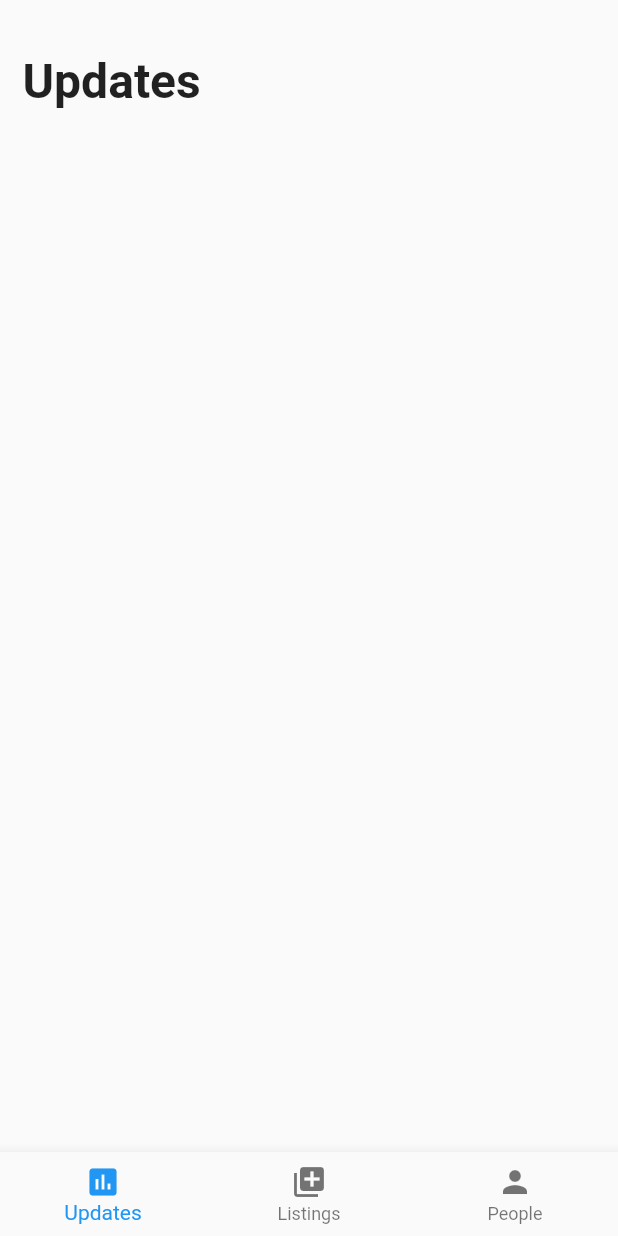
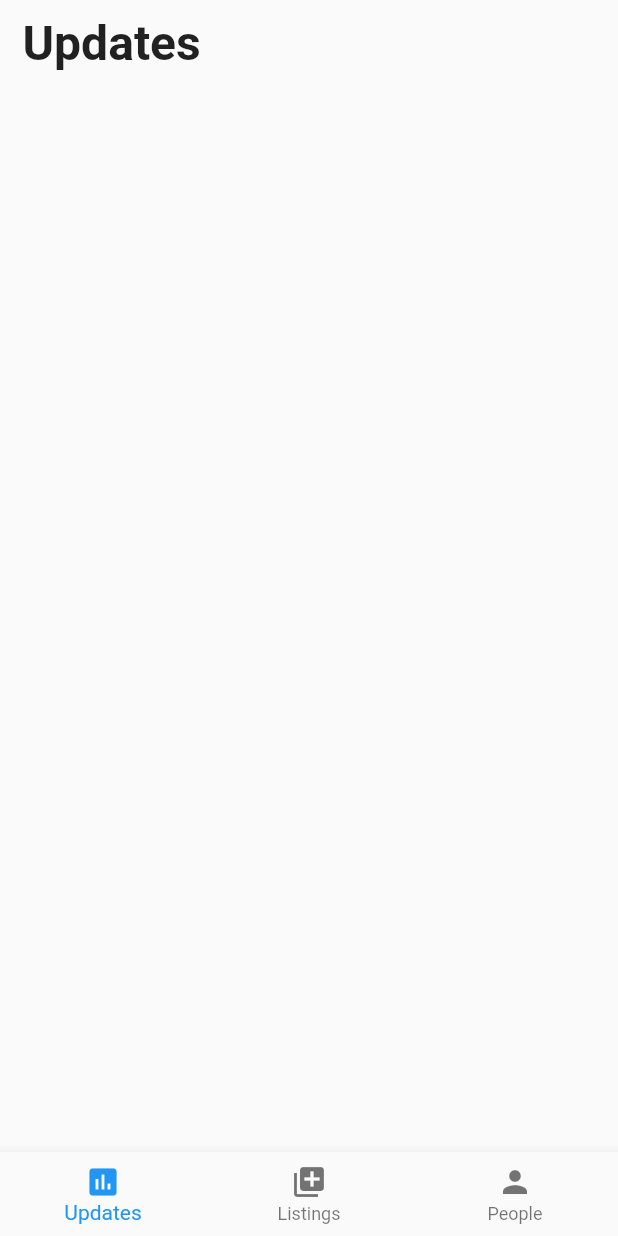
Before and after one commit to march93/TractionDoggo, a Flutter app: the screen it shows after launch, on a phone screen of 412 x 824 dp. Run offline on Flutter 3.47's test engine with Material 2 defaults, Android fonts, the phone set to English and light mode, and no system bars; our stand-ins replace rxdart.

Commit message:
Added safe area to main screen

```diff
--- a/lib/src/screens/home_screen.dart
+++ b/lib/src/screens/home_screen.dart
@@ -20,7 +20,7 @@ class HomeScreenState extends State<HomeScreen> {
 
   Widget build(BuildContext context) {
     return Scaffold(
-      body: bodyScreen(),
+      body: SafeArea(child: bodyScreen()),
       bottomNavigationBar: BottomNavigationBar(
         currentIndex: _currentIndex,
         items: navItems(),
--- a/lib/src/screens/listings_screen.dart
+++ b/lib/src/screens/listings_screen.dart
@@ -9,7 +9,6 @@ class ListingsScreen extends StatelessWidget {
     return Column(
       crossAxisAlignment: CrossAxisAlignment.stretch,
       children: <Widget>[
-        SizedBox(height: 25,),
         HeaderText(content: 'Listings',),
         SizedBox(height: 25,),
 
--- a/lib/src/screens/updates_screen.dart
+++ b/lib/src/screens/updates_screen.dart
@@ -7,7 +7,6 @@ class UpdatesScreen extends StatelessWidget {
   Widget build(BuildContext context) {
     return Column(
       children: <Widget>[
-        SizedBox(height: 25,),
         HeaderText(content: 'Updates',),
       ],
     );
```
